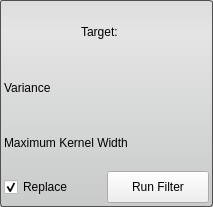
The window that src/Interface/ToolInterface/DiscreteGaussianFilterInterface.ui (SCIInstitute/Seg3D) describes before a commit, drawn with Qt 5.
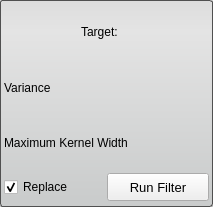
The same window after the commit.

Commit message: updates for adding filter actions, some filter actions

The edit to the form file:
```diff
--- a/src/Interface/ToolInterface/DiscreteGaussianFilterInterface.ui
+++ b/src/Interface/ToolInterface/DiscreteGaussianFilterInterface.ui
@@ -163,15 +163,20 @@
        <property name="minimumSize">
         <size>
          <width>0</width>
-         <height>32</height>
+         <height>28</height>
         </size>
        </property>
        <property name="maximumSize">
         <size>
          <width>16777215</width>
-         <height>32</height>
+         <height>28</height>
         </size>
        </property>
+       <property name="font">
+        <font>
+         <pointsize>10</pointsize>
+        </font>
+       </property>
        <property name="text">
         <string>Run Filter</string>
        </property>
```
Left out of the diff: 2 changed lines with no effect on the pictures. The commit also changes 57 other files.
